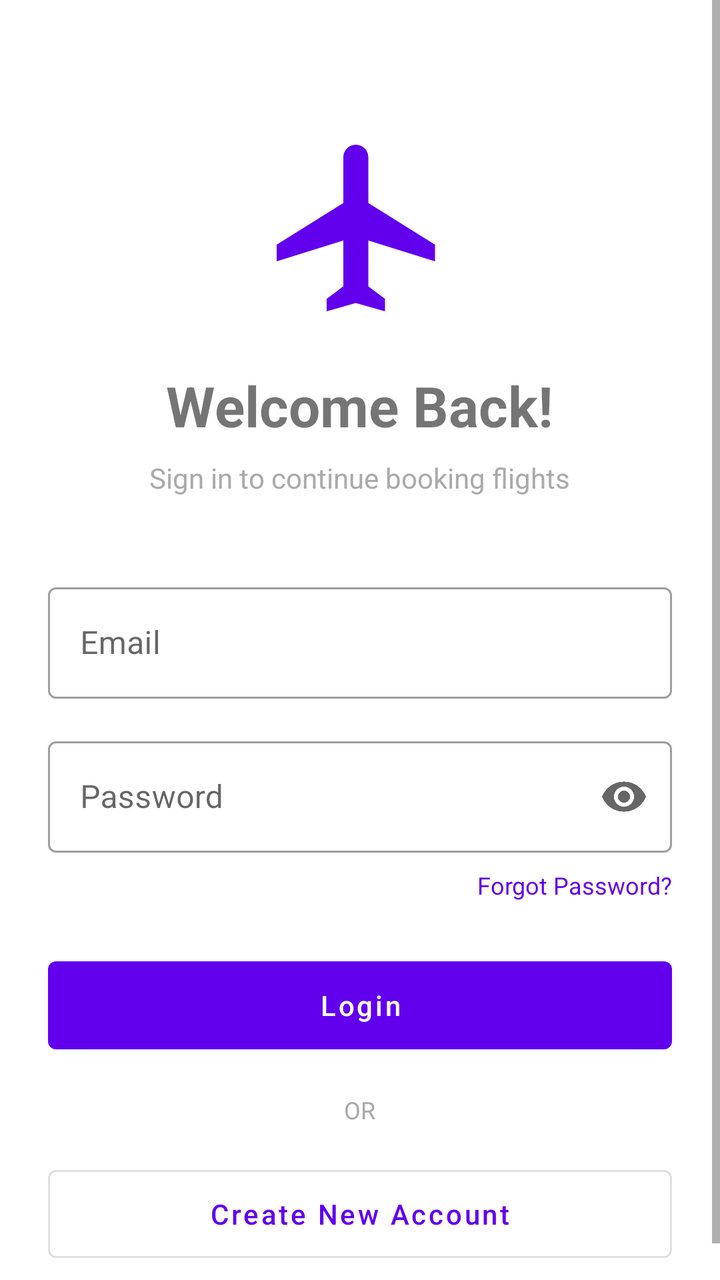
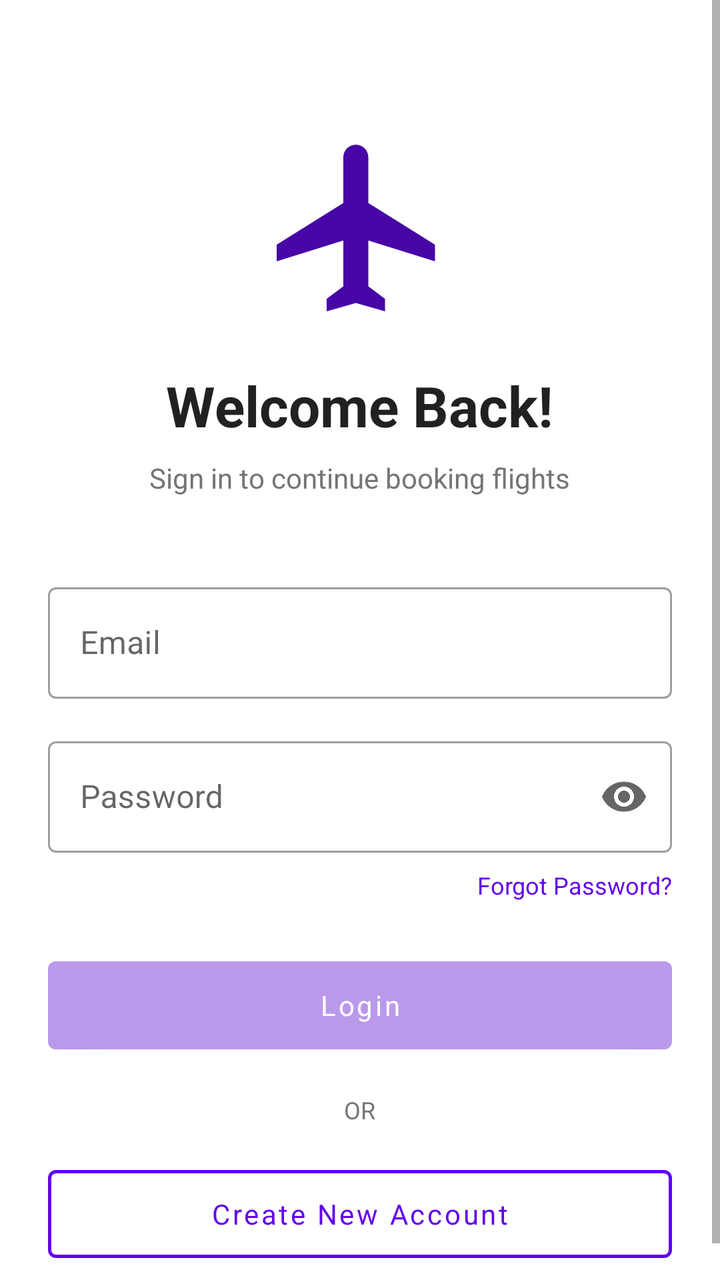

Before-and-after screenshots of an Android layout around one commit, followed by the original layout XML and the change that was made.
<!-- AndroidManifest.xml: application theme Theme.AgodaApp -->
<!-- res/layout/activity_login.xml -->
<?xml version="1.0" encoding="utf-8"?>
<ScrollView xmlns:android="http://schemas.android.com/apk/res/android"
    xmlns:app="http://schemas.android.com/apk/res-auto"
    android:layout_width="match_parent"
    android:layout_height="match_parent"
    android:fillViewport="true">

    <LinearLayout
        android:layout_width="match_parent"
        android:layout_height="wrap_content"
        android:orientation="vertical"
        android:padding="24dp"
        android:gravity="center">

        <ImageView
            android:layout_width="100dp"
            android:layout_height="100dp"
            android:src="@drawable/ic_plane"
            android:layout_marginTop="40dp"
            android:layout_marginBottom="20dp"
            app:tint="#6200EE" />

        <TextView
            android:layout_width="wrap_content"
            android:layout_height="wrap_content"
            android:text="Welcome Back!"
            android:textSize="28sp"
            android:textStyle="bold"
            android:layout_marginBottom="8dp"/>

        <TextView
            android:layout_width="wrap_content"
            android:layout_height="wrap_content"
            android:text="Sign in to continue booking flights"
            android:textSize="14sp"
            android:textColor="@android:color/darker_gray"
            android:layout_marginBottom="40dp"/>

        <com.google.android.material.textfield.TextInputLayout
            android:layout_width="match_parent"
            android:layout_height="wrap_content"
            android:layout_marginBottom="16dp"
            style="@style/Widget.MaterialComponents.TextInputLayout.OutlinedBox">

            <com.google.android.material.textfield.TextInputEditText
                android:id="@+id/etEmail"
                android:layout_width="match_parent"
                android:layout_height="wrap_content"
                android:hint="Email"
                android:inputType="textEmailAddress"/>
        </com.google.android.material.textfield.TextInputLayout>

        <com.google.android.material.textfield.TextInputLayout
            android:layout_width="match_parent"
            android:layout_height="wrap_content"
            android:layout_marginBottom="8dp"
            style="@style/Widget.MaterialComponents.TextInputLayout.OutlinedBox"
            app:endIconMode="password_toggle">

            <com.google.android.material.textfield.TextInputEditText
                android:id="@+id/etPassword"
                android:layout_width="match_parent"
                android:layout_height="wrap_content"
                android:hint="Password"
                android:inputType="textPassword"/>
        </com.google.android.material.textfield.TextInputLayout>

        <TextView
            android:layout_width="wrap_content"
            android:layout_height="wrap_content"
            android:text="Forgot Password?"
            android:textSize="12sp"
            android:textColor="#6200EE"
            android:layout_marginBottom="24dp"
            android:layout_gravity="end"/>

        <com.google.android.material.button.MaterialButton
            android:id="@+id/btnLogin"
            android:layout_width="match_parent"
            android:layout_height="56dp"
            android:text="Login"
            android:textAllCaps="false"/>

        <TextView
            android:layout_width="wrap_content"
            android:layout_height="wrap_content"
            android:text="OR"
            android:textSize="12sp"
            android:textColor="@android:color/darker_gray"
            android:layout_marginTop="16dp"
            android:layout_marginBottom="16dp"/>

        <com.google.android.material.button.MaterialButton
            android:id="@+id/btnRegister"
            android:layout_width="match_parent"
            android:layout_height="56dp"
            android:text="Create New Account"
            android:textAllCaps="false"
            style="@style/Widget.MaterialComponents.Button.OutlinedButton"/>

        <TextView
            android:id="@+id/tvError"
            android:layout_width="wrap_content"
            android:layout_height="wrap_content"
            android:textColor="@android:color/holo_red_dark"
            android:layout_marginTop="16dp"
            android:visibility="gone"
            android:text=""/>
    </LinearLayout>
</ScrollView>
<!-- resources referenced by this layout -->
<resources>
  <!-- drawable ic_plane (drawable) -->
  <vector xmlns:android="http://schemas.android.com/apk/res/android"
      android:width="24dp"
      android:height="24dp"
      android:viewportWidth="24"
      android:viewportHeight="24">
      <path
          android:fillColor="#FFFFFF"
          android:pathData="M21,16v-2l-8,-5V3.5c0,-0.83 -0.67,-1.5 -1.5,-1.5S10,2.67 10,3.5V9l-8,5v2l8,-2.5V19l-2,1.5V22l3.5,-1 3.5,1v-1.5L13,19v-5.5l8,2.5z"/>
  </vector>
  <style name="Theme.AgodaApp" parent="Theme.MaterialComponents.DayNight.NoActionBar">
          <item name="colorPrimary">@color/purple_500</item>
          <item name="colorPrimaryVariant">@color/purple_700</item>
          <item name="colorOnPrimary">@color/white</item>
          <item name="colorSecondary">@color/teal_200</item>
          <item name="colorSecondaryVariant">@color/teal_700</item>
          <item name="colorOnSecondary">@color/black</item>
          <item name="android:statusBarColor">?attr/colorPrimaryVariant</item>
          <item name="android:windowLightStatusBar" tools:targetApi="23">false</item>
      </style>
  <color name="purple_500">#6200EE</color>
  <color name="purple_700">#3700B3</color>
  <color name="white">#FFFFFFFF</color>
  <color name="teal_200">#FF03DAC5</color>
  <color name="teal_700">#FF018786</color>
  <color name="black">#FF000000</color>
</resources>

<!-- the commit's change to res/layout/activity_login.xml (unified diff, before → after) -->
@@ -3,58 +3,65 @@
     xmlns:app="http://schemas.android.com/apk/res-auto"
     android:layout_width="match_parent"
     android:layout_height="match_parent"
-    android:fillViewport="true">
+    android:fillViewport="true"
+    android:background="#FFFFFF">
 
     <LinearLayout
         android:layout_width="match_parent"
         android:layout_height="wrap_content"
+        android:gravity="center"
         android:orientation="vertical"
-        android:padding="24dp"
-        android:gravity="center">
+        android:padding="24dp">
 
+        
         <ImageView
             android:layout_width="100dp"
             android:layout_height="100dp"
-            android:src="@drawable/ic_plane"
             android:layout_marginTop="40dp"
             android:layout_marginBottom="20dp"
-            app:tint="#6200EE" />
+            android:src="@drawable/ic_plane"
+            app:tint="#4706A5" />
 
+        
         <TextView
             android:layout_width="wrap_content"
             android:layout_height="wrap_content"
+            android:layout_marginBottom="8dp"
             android:text="Welcome Back!"
+            android:textColor="#212121"
             android:textSize="28sp"
-            android:textStyle="bold"
-            android:layout_marginBottom="8dp"/>
+            android:textStyle="bold" />
 
+        
         <TextView
             android:layout_width="wrap_content"
             android:layout_height="wrap_content"
+            android:layout_marginBottom="40dp"
             android:text="Sign in to continue booking flights"
-            android:textSize="14sp"
-            android:textColor="@android:color/darker_gray"
-            android:layout_marginBottom="40dp"/>
+            android:textColor="#757575"
+            android:textSize="14sp" />
 
+        
         <com.google.android.material.textfield.TextInputLayout
+            style="@style/Widget.MaterialComponents.TextInputLayout.OutlinedBox"
             android:layout_width="match_parent"
             android:layout_height="wrap_content"
-            android:layout_marginBottom="16dp"
-            style="@style/Widget.MaterialComponents.TextInputLayout.OutlinedBox">
+            android:layout_marginBottom="16dp">
 
             <com.google.android.material.textfield.TextInputEditText
                 android:id="@+id/etEmail"
                 android:layout_width="match_parent"
                 android:layout_height="wrap_content"
                 android:hint="Email"
-                android:inputType="textEmailAddress"/>
+                android:inputType="textEmailAddress" />
         </com.google.android.material.textfield.TextInputLayout>
 
+        
         <com.google.android.material.textfield.TextInputLayout
+            style="@style/Widget.MaterialComponents.TextInputLayout.OutlinedBox"
             android:layout_width="match_parent"
             android:layout_height="wrap_content"
             android:layout_marginBottom="8dp"
-            style="@style/Widget.MaterialComponents.TextInputLayout.OutlinedBox"
             app:endIconMode="password_toggle">
 
             <com.google.android.material.textfield.TextInputEditText
@@ -62,49 +69,58 @@
                 android:layout_width="match_parent"
                 android:layout_height="wrap_content"
                 android:hint="Password"
-                android:inputType="textPassword"/>
+                android:inputType="textPassword" />
         </com.google.android.material.textfield.TextInputLayout>
 
+        
         <TextView
             android:layout_width="wrap_content"
             android:layout_height="wrap_content"
+            android:layout_gravity="end"
+            android:layout_marginBottom="24dp"
             android:text="Forgot Password?"
-            android:textSize="12sp"
             android:textColor="#6200EE"
-            android:layout_marginBottom="24dp"
-            android:layout_gravity="end"/>
+            android:textSize="12sp" />
 
+        
         <com.google.android.material.button.MaterialButton
             android:id="@+id/btnLogin"
             android:layout_width="match_parent"
             android:layout_height="56dp"
+            android:backgroundTint="#BA99EA"
             android:text="Login"
-            android:textAllCaps="false"/>
+            android:textAllCaps="false" />
 
+        
         <TextView
             android:layout_width="wrap_content"
             android:layout_height="wrap_content"
+            android:layout_marginTop="16dp"
+            android:layout_marginBottom="16dp"
             android:text="OR"
-            android:textSize="12sp"
-            android:textColor="@android:color/darker_gray"
-            android:layout_marginTop="16dp"
-            android:layout_marginBottom="16dp"/>
+            android:textColor="#757575"
+            android:textSize="12sp" />
 
+        
         <com.google.android.material.button.MaterialButton
             android:id="@+id/btnRegister"
+            style="@style/Widget.MaterialComponents.Button.OutlinedButton"
             android:layout_width="match_parent"
             android:layout_height="56dp"
             android:text="Create New Account"
             android:textAllCaps="false"
-            style="@style/Widget.MaterialComponents.Button.OutlinedButton"/>
+            app:strokeColor="#6200EE"
+            app:strokeWidth="1.5dp" />
 
+        
         <TextView
             android:id="@+id/tvError"
             android:layout_width="wrap_content"
             android:layout_height="wrap_content"
-            android:textColor="@android:color/holo_red_dark"
             android:layout_marginTop="16dp"
-            android:visibility="gone"
-            android:text=""/>
+            android:textColor="#D32F2F"
+            android:textSize="14sp"
+            android:visibility="gone" />
+
     </LinearLayout>
 </ScrollView>
<!-- resource entries referenced after the edit -->
@@ -11,20 +11,25 @@
           android:pathData="M21,16v-2l-8,-5V3.5c0,-0.83 -0.67,-1.5 -1.5,-1.5S10,2.67 10,3.5V9l-8,5v2l8,-2.5V19l-2,1.5V22l3.5,-1 3.5,1v-1.5L13,19v-5.5l8,2.5z"/>
   </vector>
   <style name="Theme.AgodaApp" parent="Theme.MaterialComponents.DayNight.NoActionBar">
-          <item name="colorPrimary">@color/purple_500</item>
-          <item name="colorPrimaryVariant">@color/purple_700</item>
-          <item name="colorOnPrimary">@color/white</item>
-          <item name="colorSecondary">@color/teal_200</item>
-          <item name="colorSecondaryVariant">@color/teal_700</item>
-          <item name="colorOnSecondary">@color/black</item>
+          
+          <item name="colorPrimary">#6200EE</item>
+          <item name="colorPrimaryVariant">#3700B3</item>
+          <item name="colorOnPrimary">@android:color/white</item>
+  
+          
+          <item name="colorSecondary">#03DAC5</item>
+          <item name="colorSecondaryVariant">#018786</item>
+          <item name="colorOnSecondary">@android:color/black</item>
+  
+          
           <item name="android:statusBarColor">?attr/colorPrimaryVariant</item>
-          <item name="android:windowLightStatusBar" tools:targetApi="23">false</item>
+  
+          
+          <item name="android:fontFamily">sans-serif</item>
+  
+          
+          <item name="materialButtonStyle">@style/Widget.MaterialComponents.Button</item>
+          <item name="materialCardViewStyle">@style/Widget.MaterialComponents.CardView</item>
       </style>
-  <color name="purple_500">#6200EE</color>
-  <color name="purple_700">#3700B3</color>
-  <color name="white">#FFFFFFFF</color>
-  <color name="teal_200">#FF03DAC5</color>
-  <color name="teal_700">#FF018786</color>
-  <color name="black">#FF000000</color>
 </resources>
 
